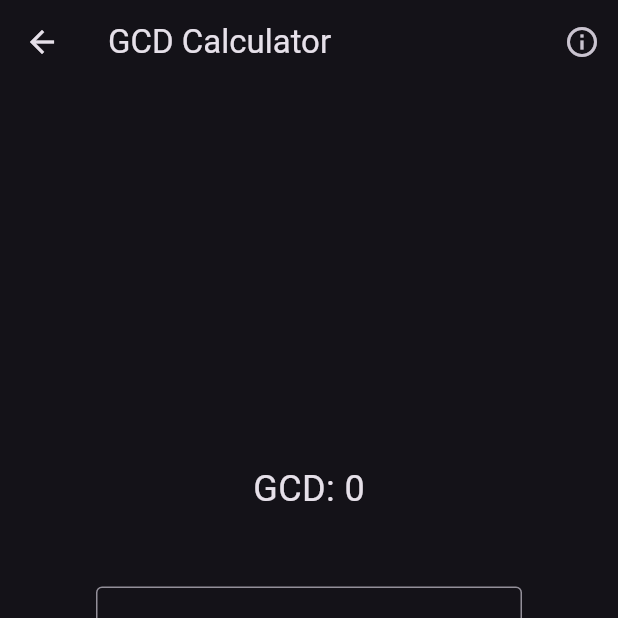
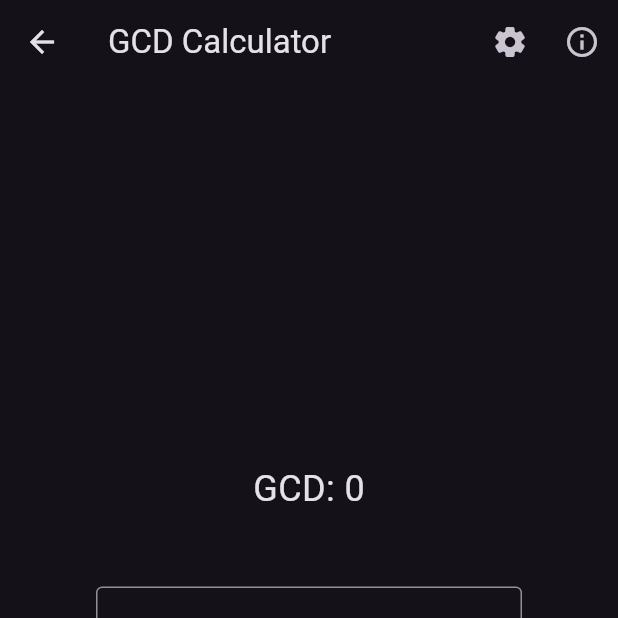
Before and after one commit to spageektti/sapphire, a Flutter app: the screen it shows after launch, after a tap on "GCD", on a phone screen of 412 x 824 dp, the top half of it. Run offline on Flutter 3.47's test engine with Material 3 defaults, Android fonts, the phone set to English and light mode, and no system bars; our stand-ins replace decimal, device_info_plus, easy_localization, shared_preferences; missing offline and left inert: country_flags, flutter_math_fork.

Commit message:
update gcd to include settings

```diff
--- a/lib/functions/math/gcd.dart
+++ b/lib/functions/math/gcd.dart
@@ -1,10 +1,10 @@
 /*
- * SPDX-FileCopyrightText: 2024 Wiktor Perskawiec <contact@spageektti.cc>
+ * SPDX-FileCopyrightText: 2024 Wiktor Perskawiec <wiktor@perskawiec.cc>
  *
  * SPDX-License-Identifier: GPL-3.0-or-later
  */
 /*
-* Copyright (C) 2024 Wiktor Perskawiec <contact@spageektti.cc>
+* Copyright (C) 2024 Wiktor Perskawiec <wiktor@perskawiec.cc>
 
 ? This program is free software: you can redistribute it and/or modify
 ? it under the terms of the GNU General Public License as published by
@@ -27,6 +27,8 @@
 import 'package:flutter/services.dart';
 import 'package:sapphire/widgets/info_modal_bottom_sheet.dart';
 import 'package:easy_localization/easy_localization.dart';
+import 'package:sapphire/widgets/settings_widget.dart';
+import 'package:shared_preferences/shared_preferences.dart';
 
 class GcdWidget extends StatefulWidget {
   const GcdWidget({super.key});
@@ -36,6 +38,25 @@
 }
 
 class _GcdWidgetState extends State<GcdWidget> {
+  List<String> _settings = ['18'];
+
+  Future<void> _loadSettings() async {
+    final prefs = await SharedPreferences.getInstance();
+    final key = 'gcdSettings';
+    final values = prefs.getStringList(key);
+    setState(() {
+      if (values != null && values.isNotEmpty) {
+        _settings = values;
+      }
+    });
+  }
+
+  @override
+  void initState() {
+    super.initState();
+    _loadSettings();
+  }
+
   BigInt gcd(BigInt a, BigInt b) {
     if (b == BigInt.zero) {
       return a;
@@ -54,6 +75,22 @@
       appBar: AppBar(
         title: Text(context.tr('gcdLongName')),
         actions: [
+          IconButton(
+            icon: const Icon(Icons.settings_rounded),
+            onPressed: () {
+              Navigator.of(context)
+                  .push(
+                    MaterialPageRoute(
+                      builder: (context) => const SettingsWidget(
+                        settings: ['maxDigits'],
+                        defaultValues: ['18'],
+                        pageName: 'gcd',
+                      ),
+                    ),
+                  )
+                  .then((_) => _loadSettings());
+            },
+          ),
           IconButton(
             icon: const Icon(Icons.info_outline),
             onPressed: () {
@@ -101,7 +138,7 @@
             Padding(
               padding: const EdgeInsets.symmetric(horizontal: 64, vertical: 16),
               child: TextField(
-                maxLength: 18,
+                maxLength: int.parse(_settings[0]),
                 decoration: InputDecoration(
                   border: const OutlineInputBorder(),
                   labelText: context.tr("gcdSecondButtonLabel"),
```
